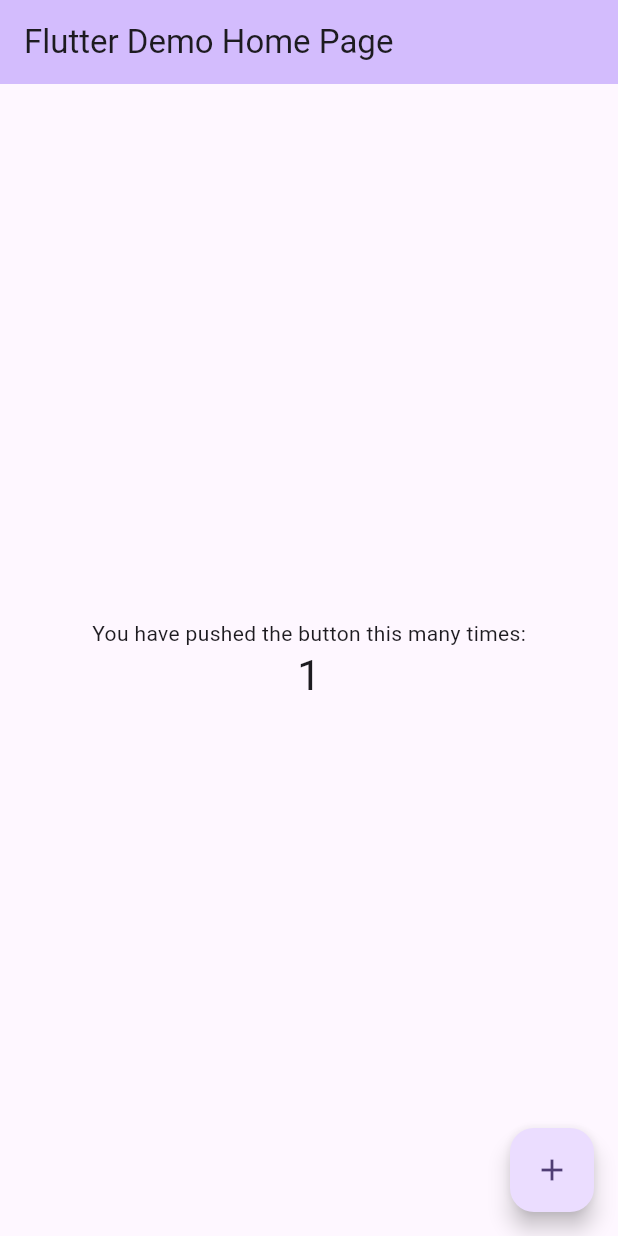
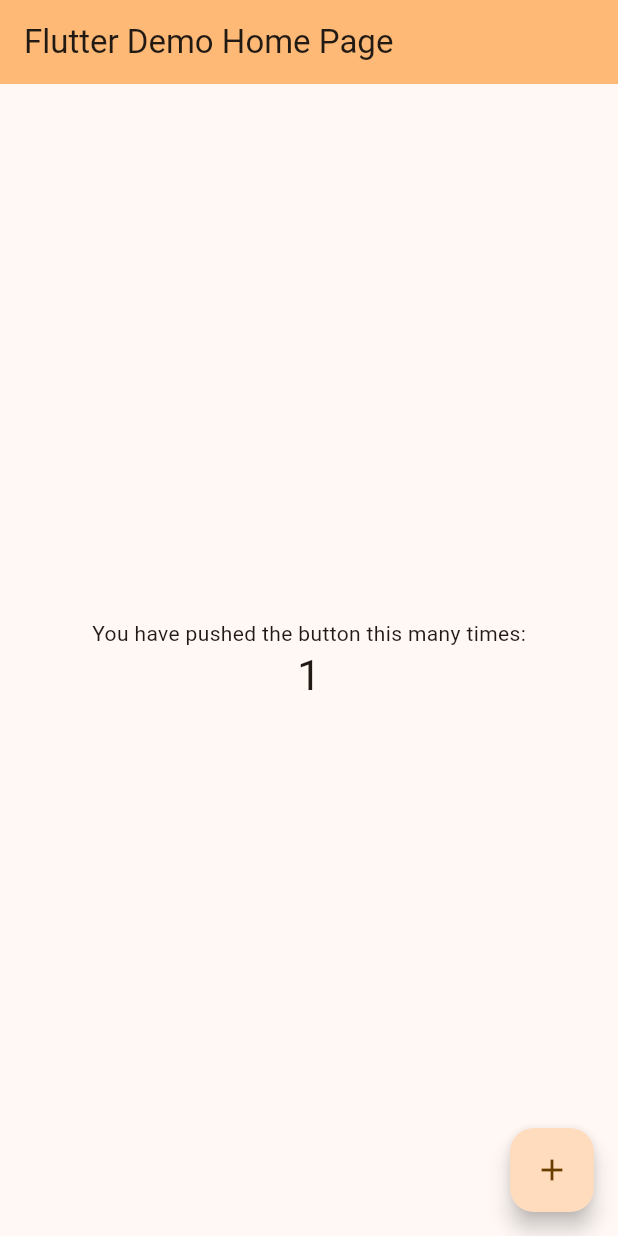
Before and after one commit to oown-mac/flutter_camp1, a Flutter app: the screen it shows after launch, after a tap on the "add" icon, on a phone screen of 412 x 824 dp. Run offline on Flutter 3.47's test engine with Material 3 defaults, Android fonts, the phone set to English and light mode, and no system bars.

```diff
--- a/lib/main.dart
+++ b/lib/main.dart
@@ -1,4 +1,5 @@
 import 'package:flutter/material.dart';
+import 'package:flutter_camp1/screen/my_home_page.dart';
 
 void main() {
   runApp(const MyApp());
@@ -13,84 +14,10 @@ class MyApp extends StatelessWidget {
     return MaterialApp(
       title: 'Flutter_Camp',
       theme: ThemeData(
-        colorScheme: ColorScheme.fromSeed(seedColor: Colors.deepPurple),
+        colorScheme: ColorScheme.fromSeed(seedColor: Colors.orange),
         useMaterial3: true,
       ),
       home: const MyHomePage(title: 'Flutter Demo Home Page'),
     );
   }
 }
-
-class MyHomePage extends StatefulWidget {
-  const MyHomePage({super.key, required this.title});
-
-  final String title;
-
-  @override
-  State<MyHomePage> createState() => _MyHomePageState();
-}
-
-class _MyHomePageState extends State<MyHomePage> {
-  int _counter = 0;
-
-  void _incrementCounter() {
-    setState(() {
-      _counter++;
-    });
-  }
-
-  @override
-  Widget build(BuildContext context) {
-    // This method is rerun every time setState is called, for instance as done
-    // by the _incrementCounter method above.
-    //
-    // The Flutter framework has been optimized to make rerunning build methods
-    // fast, so that you can just rebuild anything that needs updating rather
-    // than having to individually change instances of widgets.
-    return Scaffold(
-      appBar: AppBar(
-        // TRY THIS: Try changing the color here to a specific color (to
-        // Colors.amber, perhaps?) and trigger a hot reload to see the AppBar
-        // change color while the other colors stay the same.
-        backgroundColor: Theme.of(context).colorScheme.inversePrimary,
-        // Here we take the value from the MyHomePage object that was created by
-        // the App.build method, and use it to set our appbar title.
-        title: Text(widget.title),
-      ),
-      body: Center(
-        // Center is a layout widget. It takes a single child and positions it
-        // in the middle of the parent.
-        child: Column(
-          // Column is also a layout widget. It takes a list of children and
-          // arranges them vertically. By default, it sizes itself to fit its
-          // children horizontally, and tries to be as tall as its parent.
-          //
-          // Column has various properties to control how it sizes itself and
-          // how it positions its children. Here we use mainAxisAlignment to
-          // center the children vertically; the main axis here is the vertical
-          // axis because Columns are vertical (the cross axis would be
-          // horizontal).
-          //
-          // TRY THIS: Invoke "debug painting" (choose the "Toggle Debug Paint"
-          // action in the IDE, or press "p" in the console), to see the
-          // wireframe for each widget.
-          mainAxisAlignment: MainAxisAlignment.center,
-          children: <Widget>[
-            const Text(
-              'You have pushed the button this many times:',
-            ),
-            Text(
-              '$_counter',
-              style: Theme.of(context).textTheme.headlineMedium,
-            ),
-          ],
-        ),
-      ),
-      floatingActionButton: FloatingActionButton(
-        onPressed: _incrementCounter,
-        tooltip: 'Increment',
-        child: const Icon(Icons.add),
-      ), // This trailing comma makes auto-formatting nicer for build methods.
-    );
-  }
-}
--- /dev/null
+++ b/lib/screen/my_home_page.dart
@@ -0,0 +1,49 @@
+import 'package:flutter/material.dart';
+
+class MyHomePage extends StatefulWidget {
+  const MyHomePage({super.key, required this.title});
+
+  final String title;
+
+  @override
+  State<MyHomePage> createState() => _MyHomePageState();
+}
+
+class _MyHomePageState extends State<MyHomePage> {
+  int _counter = 0;
+
+  void _incrementCounter() {
+    setState(() {
+      _counter++;
+    });
+  }
+
+  @override
+  Widget build(BuildContext context) {
+    return Scaffold(
+      appBar: AppBar(
+        backgroundColor: Theme.of(context).colorScheme.inversePrimary,
+        title: Text(widget.title),
+      ),
+      body: Center(
+        child: Column(
+          mainAxisAlignment: MainAxisAlignment.center,
+          children: <Widget>[
+            const Text(
+              'You have pushed the button this many times:',
+            ),
+            Text(
+              '$_counter',
+              style: Theme.of(context).textTheme.headlineMedium,
+            ),
+          ],
+        ),
+      ),
+      floatingActionButton: FloatingActionButton(
+        onPressed: _incrementCounter,
+        tooltip: 'Increment',
+        child: const Icon(Icons.add),
+      ), // This trailing comma makes auto-formatting nicer for build methods.
+    );
+  }
+}
```
